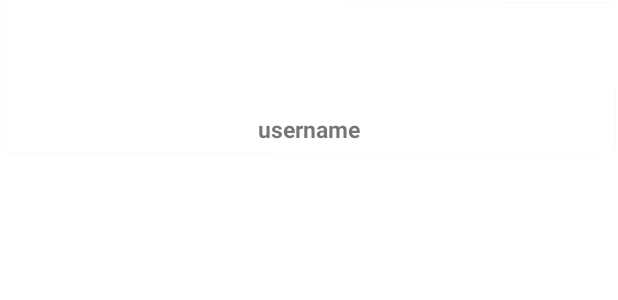
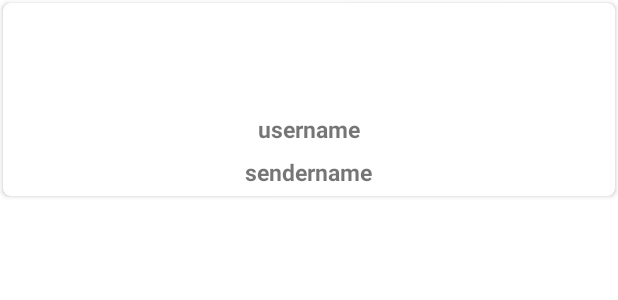
Before and after one commit to XiaohuLee/NUMAD22Sp_Team25, an Android app: the layout sticker_records_card.xml on its own in the app's theme, with its tools: preview values and no code run, on a phone screen of 412 x 824 dp. Shown: the top 300 px of the screen. Run offline under Robolectric (Android 15) with nearby library versions, the phone set to English and light mode, and no system bars.

Commit message:
A7 Xiaohu Li Update the sticker_records_card, it has "from" and "to" labels

```diff
--- a/app/src/main/java/com/example/numad22sp_team25/StickerRecordsAdapter.java
+++ b/app/src/main/java/com/example/numad22sp_team25/StickerRecordsAdapter.java
@@ -26,7 +26,8 @@ public class StickerRecordsAdapter extends RecyclerView.Adapter<StickerRecordsHo
     @Override
     public void onBindViewHolder(StickerRecordsHolder holder, int position) {
         Sticker currentItem = stickerRecords.get(position);
-        holder.currentUserName.setText(currentItem.from);
+        holder.currentUserName.setText("From: " + currentItem.from);
+        holder.senderName.setText("To: " + currentItem.to);
         holder.stickerIcon.setImageResource(currentItem.stickerId);
     }
 
--- a/app/src/main/java/com/example/numad22sp_team25/StickerRecordsHolder.java
+++ b/app/src/main/java/com/example/numad22sp_team25/StickerRecordsHolder.java
@@ -8,11 +8,13 @@ import androidx.recyclerview.widget.RecyclerView;
 
 public class StickerRecordsHolder extends RecyclerView.ViewHolder {
     public TextView currentUserName;
+    public TextView senderName;
     public ImageView stickerIcon;
 
     public StickerRecordsHolder(View view) {
         super(view);
         currentUserName = view.findViewById(R.id.currentUsername);
+        senderName = view.findViewById(R.id.sendUsername);
         stickerIcon = view.findViewById(R.id.stickerIcon);
     }
 }
--- a/app/src/main/res/layout/sticker_records_card.xml
+++ b/app/src/main/res/layout/sticker_records_card.xml
@@ -37,6 +37,18 @@
             android:textSize="15sp"
             android:textStyle="bold" />
 
+        <TextView
+            android:id="@+id/sendUsername"
+            android:layout_width="wrap_content"
+            android:layout_height="wrap_content"
+            android:layout_below="@id/currentUsername"
+            android:layout_centerHorizontal="true"
+            android:layout_marginStart="10dp"
+            android:layout_marginTop="7dp"
+            android:text="sendername"
+            android:textSize="15sp"
+            android:textStyle="bold"/>
+
 
     </RelativeLayout>
 
```
